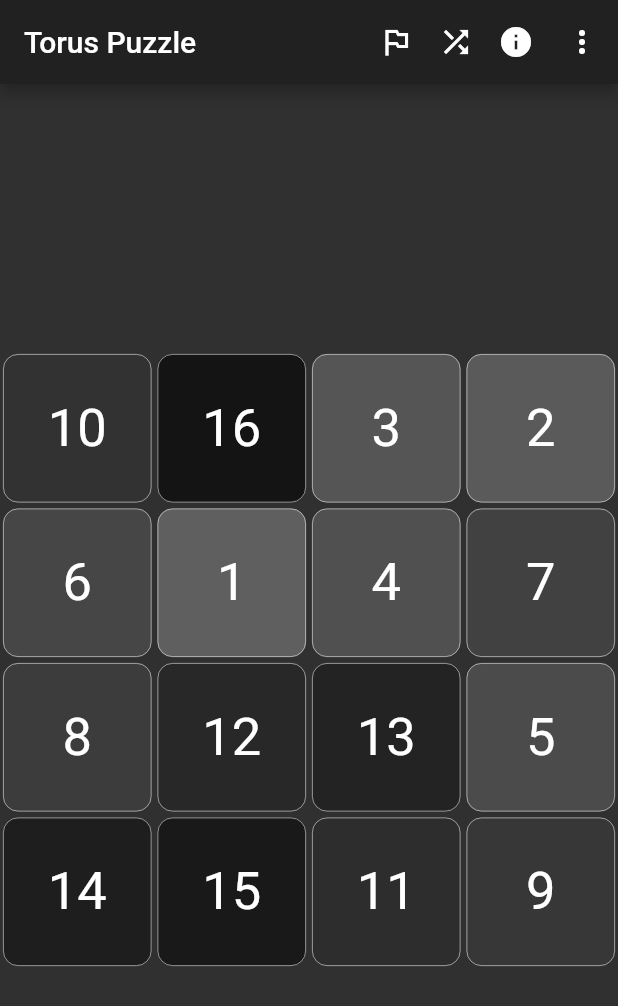
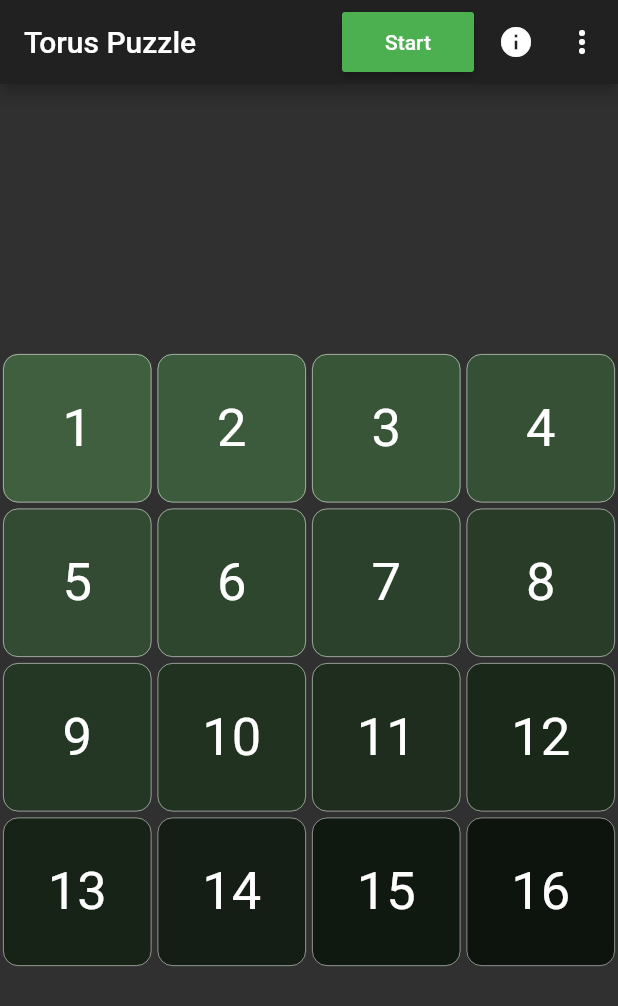
Before and after one commit to forsythe/torus_puzzle, a Flutter app: the screen it shows after launch, on a phone screen of 412 x 824 dp. Shown: the top 1006 px of the screen. Run offline on Flutter 3.47's test engine with Material 2 defaults, Android fonts, the phone set to English and light mode, and no system bars.

Commit message:
improved buttons, prevent cheaters swipe on complete grid

```diff
--- a/lib/main.dart
+++ b/lib/main.dart
@@ -46,7 +46,7 @@ String formatTime(int ms) {
   var secs = ms ~/ 1000;
   var minutes = ((secs % 3600) ~/ 60).toString().padLeft(2, '0');
   var seconds = (secs % 60).toString().padLeft(2, '0');
-  return "$minutes:$seconds:$msecs";
+  return "$minutes:$seconds.$msecs";
 }
 
 int clamp(int val, int minInclusive, int maxExclusive) {
@@ -83,7 +83,7 @@ class _MyHomePageState extends State<MyHomePage> {
     timer = new Timer.periodic(new Duration(milliseconds: 100), (timer) {
       setState(() {});
     });
-    scramble();
+//    scramble();
   }
 
   @override
@@ -110,10 +110,13 @@ class _MyHomePageState extends State<MyHomePage> {
     tileValues = new List<int>.generate(puzzleDim * puzzleDim, (i) => (i + 1));
     var rng = new Random();
 
+    do {
       for (var i = 0; i < 10; i++) {
         columnOffset(rng.nextInt(puzzleDim), rng.nextInt(puzzleDim));
         rowOffset(rng.nextInt(puzzleDim), rng.nextInt(puzzleDim));
       }
+    } while (isSolved());
+
     solved = false;
     stopwatch.stop();
     stopwatch.reset();
@@ -163,37 +166,35 @@ class _MyHomePageState extends State<MyHomePage> {
               )
             : Text("Torus Puzzle"),
         actions: <Widget>[
+          if (!isSolved())
             Tooltip(
               message: "I give up!",
               child: Padding(
                 padding: const EdgeInsets.all(8.0),
-              child: GestureDetector(
-                onTap: isSolved()
-                    ? null
-                    : () {
+                child: MaterialButton(
+                  color: Colors.red,
+                  onPressed: () {
                     setState(() {
                       reset();
                     });
                   },
-                child: Icon(
-                  Icons.outlined_flag,
+                  child: Text("I give up!"),
                 ),
               ),
             ),
-          ),
+          if (isSolved())
             Tooltip(
               message: "Shuffle",
               child: Padding(
                 padding: const EdgeInsets.all(8.0),
-              child: GestureDetector(
-                onTap: () {
+                child: MaterialButton(
+                  color: Colors.green,
+                  onPressed: () {
                     setState(() {
                       scramble();
                     });
                   },
-                child: Icon(
-                  Icons.shuffle,
-                ),
+                  child: Text("Start"),
                 ),
               ),
             ),
@@ -256,7 +257,9 @@ class _MyHomePageState extends State<MyHomePage> {
         child: Container(
           constraints: BoxConstraints(maxWidth: 500, maxHeight: 500),
           child: GestureDetector(
-            onPanDown: (details) {
+            onPanDown: isSolved()
+                ? null
+                : (details) {
                     stopwatch.start();
 
                     gridYStart = containerKey.globalPaintBounds.top;
@@ -265,10 +268,14 @@ class _MyHomePageState extends State<MyHomePage> {
                             containerKey.globalPaintBounds.left) /
                         puzzleDim;
 
-              prevRow = ((details.globalPosition.dy - gridYStart) ~/ tileSize);
-              prevCol = ((details.globalPosition.dx - gridXStart) ~/ tileSize);
+                    prevRow =
+                        ((details.globalPosition.dy - gridYStart) ~/ tileSize);
+                    prevCol =
+                        ((details.globalPosition.dx - gridXStart) ~/ tileSize);
                   },
-            onPanUpdate: (details) {
+            onPanUpdate: isSolved()
+                ? null
+                : (details) {
                     int newRow =
                         ((details.globalPosition.dy - gridYStart) ~/ tileSize);
                     int newCol =
```
Lines whose indentation alone changed are shown as unchanged.
